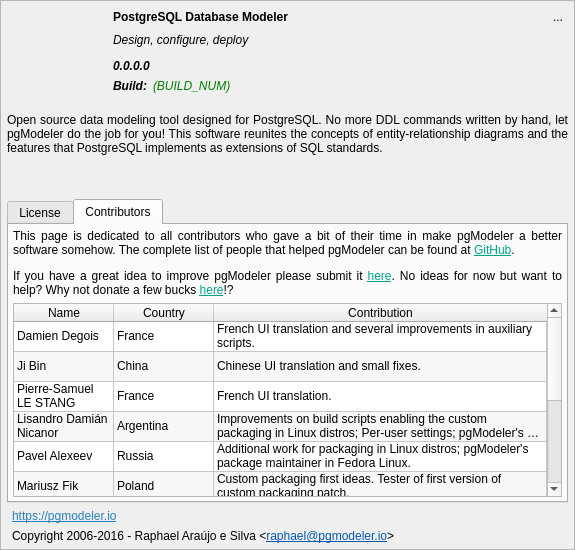
Qt form libpgmodeler_ui/ui/aboutwidget.ui (pgmodeler/pgmodeler) before a commit.
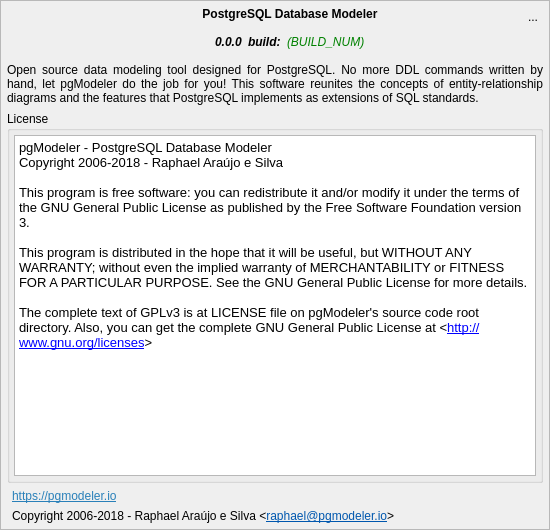
The same form after that commit. The open tabs and pages were chosen to show the change. Icons and pictures are not drawn.

Commit message:
Minor layout adjustment on AboutWidget
Minor layout adjustment on DonationWidget

The edit to the form file:
```diff
--- a/libpgmodeler_ui/ui/aboutwidget.ui
+++ b/libpgmodeler_ui/ui/aboutwidget.ui
@@ -9,8 +9,8 @@
    <rect>
     <x>0</x>
     <y>0</y>
-    <width>575</width>
-    <height>550</height>
+    <width>550</width>
+    <height>530</height>
    </rect>
   </property>
   <property name="sizePolicy">
@@ -21,14 +21,14 @@
   </property>
   <property name="minimumSize">
    <size>
-    <width>575</width>
-    <height>550</height>
+    <width>550</width>
+    <height>530</height>
    </size>
   </property>
   <property name="maximumSize">
    <size>
     <width>16777215</width>
-    <height>600</height>
+    <height>550</height>
    </size>
   </property>
   <property name="windowTitle">
@@ -68,7 +68,7 @@
      <property name="frameShadow">
       <enum>QFrame::Raised</enum>
      </property>
-     <layout class="QGridLayout" name="gridLayout_2">
+     <layout class="QGridLayout" name="gridLayout_4">
       <property name="leftMargin">
        <number>6</number>
       </property>
@@ -81,32 +81,7 @@
       <property name="bottomMargin">
        <number>6</number>
       </property>
-      <property name="spacing">
-       <number>6</number>
-      </property>
-      <item row="0" column="1">
-       <widget class="QLabel" name="title_lbl">
-        <property name="sizePolicy">
-         <sizepolicy hsizetype="Expanding" vsizetype="Fixed">
-          <horstretch>0</horstretch>
-          <verstretch>0</verstretch>
-         </sizepolicy>
-        </property>
-        <property name="font">
-         <font>
-          <weight>75</weight>
-          <bold>true</bold>
-         </font>
-        </property>
-        <property name="text">
-         <string>PostgreSQL Database Modeler</string>
-        </property>
-        <property name="textInteractionFlags">
-         <set>Qt::LinksAccessibleByMouse|Qt::TextSelectableByMouse</set>
-        </property>
-       </widget>
-      </item>
-      <item row="0" column="0" rowspan="5">
+      <item row="0" column="0" rowspan="2">
        <widget class="QLabel" name="label">
         <property name="sizePolicy">
          <sizepolicy hsizetype="Fixed" vsizetype="Fixed">
@@ -116,14 +91,14 @@
         </property>
         <property name="minimumSize">
          <size>
-          <width>100</width>
-          <height>100</height>
+          <width>50</width>
+          <height>50</height>
          </size>
         </property>
         <property name="maximumSize">
          <size>
-          <width>100</width>
-          <height>100</height>
+          <width>50</width>
+          <height>50</height>
          </size>
         </property>
         <property name="text">
@@ -137,190 +112,32 @@
         </property>
        </widget>
       </item>
-      <item row="5" column="0" colspan="3">
-       <widget class="QLabel" name="about_lbl">
-        <property name="sizePolicy">
-         <sizepolicy hsizetype="Expanding" vsizetype="Preferred">
-          <horstretch>0</horstretch>
-          <verstretch>0</verstretch>
-         </sizepolicy>
-        </property>
-        <property name="minimumSize">
-         <size>
-          <width>0</width>
-          <height>0</height>
-         </size>
-        </property>
-        <property name="font">
-         <font>
-          <italic>false</italic>
-         </font>
-        </property>
-        <property name="frameShape">
-         <enum>QFrame::NoFrame</enum>
-        </property>
-        <property name="text">
-         <string>Open source data modeling tool designed for PostgreSQL. No more DDL commands written by hand, let pgModeler do the job for you! This software reunites the concepts of entity-relationship diagrams and the features that PostgreSQL implements as extensions of SQL standards. </string>
-        </property>
-        <property name="textFormat">
-         <enum>Qt::PlainText</enum>
-        </property>
-        <property name="alignment">
-         <set>Qt::AlignJustify|Qt::AlignTop</set>
-        </property>
-        <property name="wordWrap">
-         <bool>true</bool>
-        </property>
-        <property name="margin">
-         <number>0</number>
-        </property>
-        <property name="textInteractionFlags">
-         <set>Qt::TextSelectableByMouse</set>
-        </property>
-       </widget>
-      </item>
-      <item row="1" column="1">
-       <widget class="QLabel" name="slogan_lbl">
-        <property name="sizePolicy">
-         <sizepolicy hsizetype="Expanding" vsizetype="Fixed">
-          <horstretch>0</horstretch>
-          <verstretch>0</verstretch>
-         </sizepolicy>
-        </property>
-        <property name="minimumSize">
-         <size>
-          <width>230</width>
-          <height>0</height>
-         </size>
-        </property>
-        <property name="maximumSize">
-         <size>
-          <width>16777215</width>
-          <height>16777215</height>
-         </size>
-        </property>
-        <property name="font">
-         <font>
-          <italic>true</italic>
-         </font>
-        </property>
-        <property name="text">
-         <string>Design, configure, deploy</string>
-        </property>
-       </widget>
-      </item>
-      <item row="8" column="0" colspan="3">
-       <layout class="QGridLayout" name="gridLayout">
-        <item row="0" column="0">
-         <widget class="QLabel" name="site_link_lbl">
-          <property name="sizePolicy">
-           <sizepolicy hsizetype="Preferred" vsizetype="Fixed">
-            <horstretch>0</horstretch>
-            <verstretch>0</verstretch>
-           </sizepolicy>
-          </property>
-          <property name="text">
-           <string>&lt;html&gt;&lt;head/&gt;&lt;body&gt;&lt;p&gt;&lt;a href=&quot;http://pgmodeler.com.br&quot;&gt;&lt;span style=&quot; text-decoration: underline; color:#2980b9;&quot;&gt;https://pgmodeler.io&lt;/span&gt;&lt;/a&gt;&lt;/p&gt;&lt;/body&gt;&lt;/html&gt;</string>
-          </property>
-          <property name="textFormat">
-           <enum>Qt::RichText</enum>
-          </property>
-          <property name="indent">
-           <number>5</number>
-          </property>
-          <property name="openExternalLinks">
-           <bool>true</bool>
-          </property>
-         </widget>
-        </item>
-        <item row="0" column="1" rowspan="2">
-         <widget class="QLabel" name="brazil_flag_lbl">
-          <property name="toolTip">
-           <string>pgModeler is proudly a brazilian software!</string>
-          </property>
-          <property name="styleSheet">
-           <string notr="true"/>
-          </property>
-          <property name="text">
-           <string/>
-          </property>
-          <property name="pixmap">
-           <pixmap resource="../res/resources.qrc">:/imagens/imagens/brazil_flag.png</pixmap>
-          </property>
-          <property name="alignment">
-           <set>Qt::AlignHCenter|Qt::AlignTop</set>
-          </property>
-         </widget>
-        </item>
+      <item row="0" column="1" rowspan="2">
+       <layout class="QGridLayout" name="gridLayout_2">
         <item row="1" column="0">
-         <widget class="QLabel" name="copyright_lbl">
-          <property name="sizePolicy">
-           <sizepolicy hsizetype="Expanding" vsizetype="Fixed">
-            <horstretch>0</horstretch>
-            <verstretch>0</verstretch>
-           </sizepolicy>
+         <spacer name="horizontalSpacer">
+          <property name="orientation">
+           <enum>Qt::Horizontal</enum>
           </property>
-          <property name="text">
-           <string>&lt;html&gt;&lt;head/&gt;&lt;body&gt;&lt;p&gt;Copyright 2006-2016 - Raphael Araújo e Silva &amp;lt;&lt;a href=&quot;mailto:raphael@pgmodeler.com.br&quot;&gt;&lt;span style=&quot; text-decoration: underline; color:#0057ae;&quot;&gt;raphael@pgmodeler.io&lt;/span&gt;&lt;/a&gt;&amp;gt;&lt;/p&gt;&lt;/body&gt;&lt;/html&gt;</string>
+          <property name="sizeHint" stdset="0">
+           <size>
+            <width>40</width>
+            <height>20</height>
+           </size>
           </property>
-          <property name="textFormat">
-           <enum>Qt::AutoText</enum>
-          </property>
-          <property name="indent">
-           <number>5</number>
-          </property>
-          <property name="openExternalLinks">
-           <bool>true</bool>
-          </property>
-         </widget>
+         </spacer>
         </item>
-       </layout>
-      </item>
-      <item row="0" column="2">
-       <widget class="QToolButton" name="hide_tb">
-        <property name="minimumSize">
-         <size>
-          <width>20</width>
-          <height>20</height>
-         </size>
-        </property>
-        <property name="maximumSize">
-         <size>
-          <width>20</width>
-          <height>20</height>
-         </size>
-        </property>
-        <property name="toolTip">
-         <string>Hide this widget</string>
-        </property>
-        <property name="text">
-         <string>...</string>
-        </property>
-        <property name="icon">
-         <iconset resource="../res/resources.qrc">
-          <normaloff>:/icones/icones/fechar1.png</normaloff>:/icones/icones/fechar1.png</iconset>
-        </property>
-        <property name="autoRaise">
-         <bool>true</bool>
-        </property>
-       </widget>
-      </item>
-      <item row="2" column="1" colspan="2">
-       <layout class="QHBoxLayout" name="horizontalLayout_5">
-        <property name="topMargin">
-         <number>6</number>
-        </property>
-        <item>
+        <item row="1" column="1">
          <widget class="QLabel" name="pgmodeler_ver_lbl">
           <property name="sizePolicy">
-           <sizepolicy hsizetype="Expanding" vsizetype="Preferred">
+           <sizepolicy hsizetype="Fixed" vsizetype="Preferred">
             <horstretch>0</horstretch>
             <verstretch>0</verstretch>
            </sizepolicy>
           </property>
           <property name="minimumSize">
            <size>
-            <width>60</width>
+            <width>0</width>
             <height>0</height>
            </size>
           </property>
@@ -337,19 +154,15 @@
             <bold>true</bold>
            </font>
           </property>
+          <property name="styleSheet">
+           <string notr="true"/>
+          </property>
           <property name="text">
-           <string>0.0.0.0</string>
+           <string>0.0.0</string>
           </property>
          </widget>
         </item>
-       </layout>
-      </item>
-      <item row="3" column="1" colspan="2">
-       <layout class="QHBoxLayout" name="horizontalLayout_2">
-        <property name="bottomMargin">
-         <number>6</number>
-        </property>
-        <item>
+        <item row="1" column="2">
          <widget class="QLabel" name="build_lbl">
           <property name="sizePolicy">
            <sizepolicy hsizetype="Fixed" vsizetype="Preferred">
@@ -368,20 +181,17 @@
            <enum>Qt::LeftToRight</enum>
           </property>
           <property name="text">
-           <string>Build:</string>
-          </property>
-          <property name="alignment">
-           <set>Qt::AlignRight|Qt::AlignTrailing|Qt::AlignVCenter</set>
+           <string>build:</string>
           </property>
           <property name="indent">
            <number>-1</number>
           </property>
          </widget>
         </item>
-        <item>
+        <item row="1" column="3">
          <widget class="QLabel" name="build_num_lbl">
           <property name="sizePolicy">
-           <sizepolicy hsizetype="Expanding" vsizetype="Preferred">
+           <sizepolicy hsizetype="Preferred" vsizetype="Preferred">
             <horstretch>0</horstretch>
             <verstretch>0</verstretch>
            </sizepolicy>
@@ -436,482 +246,258 @@
           <property name="indent">
            <number>-1</number>
           </property>
+          <property name="textInteractionFlags">
+           <set>Qt::LinksAccessibleByMouse|Qt::TextSelectableByMouse</set>
+          </property>
+         </widget>
+        </item>
+        <item row="1" column="4">
+         <spacer name="horizontalSpacer_2">
+          <property name="orientation">
+           <enum>Qt::Horizontal</enum>
+          </property>
+          <property name="sizeHint" stdset="0">
+           <size>
+            <width>40</width>
+            <height>20</height>
+           </size>
+          </property>
+         </spacer>
+        </item>
+        <item row="0" column="0" colspan="5">
+         <widget class="QLabel" name="title_lbl">
+          <property name="sizePolicy">
+           <sizepolicy hsizetype="Expanding" vsizetype="Fixed">
+            <horstretch>0</horstretch>
+            <verstretch>0</verstretch>
+           </sizepolicy>
+          </property>
+          <property name="font">
+           <font>
+            <weight>75</weight>
+            <bold>true</bold>
+           </font>
+          </property>
+          <property name="text">
+           <string>PostgreSQL Database Modeler</string>
+          </property>
+          <property name="alignment">
+           <set>Qt::AlignCenter</set>
+          </property>
+          <property name="textInteractionFlags">
+           <set>Qt::LinksAccessibleByMouse|Qt::TextSelectableByMouse</set>
+          </property>
          </widget>
         </item>
        </layout>
       </item>
-      <item row="7" column="0" colspan="3">
-       <widget class="QTabWidget" name="license_tbw">
-        <property name="sizePolicy">
-         <sizepolicy hsizetype="Expanding" vsizetype="Preferred">
-          <horstretch>0</horstretch>
-          <verstretch>0</verstretch>
-         </sizepolicy>
-        </property>
+      <item row="0" column="2">
+       <widget class="QToolButton" name="hide_tb">
         <property name="minimumSize">
          <size>
-          <width>0</width>
-          <height>0</height>
+          <width>20</width>
+          <height>20</height>
          </size>
         </property>
-        <property name="currentIndex">
-         <number>0</number>
+        <property name="maximumSize">
+         <size>
+          <width>20</width>
+          <height>20</height>
+         </size>
         </property>
-        <widget class="QWidget" name="license_pg">
-         <attribute name="title">
-          <string>License</string>
-         </attribute>
-         <layout class="QVBoxLayout" name="verticalLayout_2">
-          <property name="leftMargin">
-           <number>4</number>
-          </property>
-          <property name="topMargin">
-           <number>4</number>
-          </property>
-          <property name="rightMargin">
-           <number>4</number>
-          </property>
-          <property name="bottomMargin">
-           <number>4</number>
-          </property>
-          <item>
-           <widget class="QTextEdit" name="changelog_txt">
-            <property name="font">
-             <font>
-              <family>Droid Sans Tamil</family>
-             </font>
-            </property>
-            <property name="frameShadow">
-             <enum>QFrame::Sunken</enum>
-            </property>
-            <property name="sizeAdjustPolicy">
-             <enum>QAbstractScrollArea::AdjustToContents</enum>
-            </property>
-            <property name="undoRedoEnabled">
-             <bool>false</bool>
-            </property>
-            <property name="lineWrapMode">
-             <enum>QTextEdit::WidgetWidth</enum>
-            </property>
-            <property name="readOnly">
-             <bool>true</bool>
-            </property>
-            <property name="html">
-             <string notr="true">&lt;!DOCTYPE HTML PUBLIC &quot;-//W3C//DTD HTML 4.0//EN&quot; &quot;http://www.w3.org/TR/REC-html40/strict.dtd&quot;&gt;
-&lt;html&gt;&lt;head&gt;&lt;meta name=&quot;qrichtext&quot; content=&quot;1&quot; /&gt;&lt;style type=&quot;text/css&quot;&gt;
-p, li { white-space: pre-wrap; }
-&lt;/style&gt;&lt;/head&gt;&lt;body style=&quot; font-family:'Droid Sans Tamil'; font-size:10pt; font-weight:400; font-style:normal;&quot;&gt;
-&lt;p style=&quot; margin-top:12px; margin-bottom:12px; margin-left:0px; margin-right:0px; -qt-block-indent:0; text-indent:0px;&quot;&gt;&lt;span style=&quot; font-family:'Courier';&quot;&gt;pgModeler - PostgreSQL Database Modeler&lt;br /&gt;Copyright 2006-2016 - Raphael Araújo e Silva&lt;br /&gt;&lt;br /&gt;This program is free software: you can redistribute it and/or modify it under the terms of the GNU General Public License as published by the Free Software Foundation version 3.&lt;br /&gt;&lt;br /&gt;This program is distributed in the hope that it will be useful, but WITHOUT ANY WARRANTY; without even the implied warranty of MERCHANTABILITY or FITNESS FOR A PARTICULAR PURPOSE. See the GNU General Public License for more details.&lt;br /&gt;&lt;br /&gt;The complete text of GPLv3 is at LICENSE file on pgModeler's source code root directory. Also, you can get the complete GNU General Public License at &amp;lt;&lt;/span&gt;&lt;a href=&quot;http://www.gnu.org/licenses&quot;&gt;&lt;span style=&quot; font-family:'Courier'; text-decoration: underline; color:#0000ff;&quot;&gt;http://www.gnu.org/licenses&lt;/span&gt;&lt;/a&gt;&lt;span style=&quot; font-family:'Courier';&quot;&gt;&amp;gt;&lt;/span&gt;&lt;/p&gt;&lt;/body&gt;&lt;/html&gt;</string>
-            </property>
-            <property name="acceptRichText">
-             <bool>false</bool>
-            </property>
-            <property name="textInteractionFlags">
-             <set>Qt::LinksAccessibleByMouse|Qt::TextSelectableByKeyboard|Qt::TextSelectableByMouse</set>
-            </property>
-           </widget>
-          </item>
-         </layout>
-        </widget>
-        <widget class="QWidget" name="contributors_pg">
-         <attribute name="title">
-          <string>Contributors</string>
-         </attribute>
-         <layout class="QGridLayout" name="gridLayout_4">
-          <property name="leftMargin">
-           <number>4</number>
-          </property>
-          <property name="topMargin">
-           <number>4</number>
-          </property>
-          <property name="rightMargin">
-           <number>4</number>
-          </property>
-          <property name="bottomMargin">
-           <number>4</number>
-          </property>
-          <item row="0" column="0">
-           <widget class="QLabel" name="label_21">
-            <property name="sizePolicy">
-             <sizepolicy hsizetype="Expanding" vsizetype="Preferred">
-              <horstretch>0</horstretch>
-              <verstretch>0</verstretch>
-             </sizepolicy>
-            </property>
-            <property name="minimumSize">
-             <size>
-              <width>0</width>
-              <height>0</height>
-             </size>
-            </property>
-            <property name="font">
-             <font>
-              <italic>false</italic>
-             </font>
-            </property>
-            <property name="frameShape">
-             <enum>QFrame::NoFrame</enum>
-            </property>
-            <property name="text">
-             <string>&lt;html&gt;&lt;head/&gt;&lt;body&gt;&lt;p&gt;This page is dedicated to all contributors who gave a bit of their time in make pgModeler a better software somehow. The complete list of people that helped pgModeler can be found at &lt;a href=&quot;https://github.com/pgmodeler/pgmodeler/graphs/contributors&quot;&gt;&lt;span style=&quot; text-decoration: underline; color:#00a489;&quot;&gt;GitHub&lt;/span&gt;&lt;/a&gt;.&lt;/p&gt;&lt;p&gt;If you have a great idea to improve pgModeler please submit it &lt;a href=&quot;http://github.com/pgmodeler/pgmodeler/issues&quot;&gt;&lt;span style=&quot; text-decoration: underline; color:#00a489;&quot;&gt;here&lt;/span&gt;&lt;/a&gt;. No ideas for now but want to help? Why not donate a few bucks &lt;a href=&quot;http://pgmodeler.com.br/#donate&quot;&gt;&lt;span style=&quot; text-decoration: underline; color:#00a489;&quot;&gt;here&lt;/span&gt;&lt;/a&gt;!?&lt;/p&gt;&lt;/body&gt;&lt;/html&gt;</string>
-            </property>
-            <property name="textFormat">
-             <enum>Qt::RichText</enum>
-            </property>
-            <property name="alignment">
-             <set>Qt::AlignJustify|Qt::AlignTop</set>
-            </property>
-            <property name="wordWrap">
-             <bool>true</bool>
-            </property>
-            <property name="margin">
-             <number>0</number>
-            </property>
-            <property name="openExternalLinks">
-             <bool>true</bool>
-            </property>
-            <property name="textInteractionFlags">
-             <set>Qt::LinksAccessibleByMouse|Qt::TextSelectableByMouse</set>
-            </property>
-           </widget>
-          </item>
-          <item row="1" column="0">
-           <widget class="QTableWidget" name="contributors_tab">
-            <property name="sizePolicy">
-             <sizepolicy hsizetype="Expanding" vsizetype="Expanding">
-              <horstretch>0</horstretch>
-              <verstretch>0</verstretch>
-             </sizepolicy>
-            </property>
-            <property name="verticalScrollBarPolicy">
-             <enum>Qt::ScrollBarAsNeeded</enum>
-            </property>
-            <property name="horizontalScrollBarPolicy">
-             <enum>Qt::ScrollBarAsNeeded</enum>
-            </property>
-            <property name="editTriggers">
-             <set>QAbstractItemView::NoEditTriggers</set>
-            </property>
-            <property name="tabKeyNavigation">
-             <bool>false</bool>
-            </property>
-            <property name="alternatingRowColors">
-             <bool>true</bool>
-            </property>
-            <property name="selectionMode">
-             <enum>QAbstractItemView::SingleSelection</enum>
-            </property>
-            <property name="selectionBehavior">
-             <enum>QAbstractItemView::SelectItems</enum>
-            </property>
-            <property name="horizontalScrollMode">
-             <enum>QAbstractItemView::ScrollPerItem</enum>
-            </property>
-            <property name="showGrid">
-             <bool>true</bool>
-            </property>
-            <property name="sortingEnabled">
-             <bool>false</bool>
-            </property>
-            <property name="wordWrap">
-             <bool>true</bool>
-            </property>
-            <property name="cornerButtonEnabled">
-             <bool>true</bool>
-            </property>
-            <attribute name="horizontalHeaderCascadingSectionResizes">
-             <bool>false</bool>
-            </attribute>
-            <attribute name="horizontalHeaderStretchLastSection">
-             <bool>true</bool>
-            </attribute>
-            <attribute name="verticalHeaderVisible">
-             <bool>false</bool>
-            </attribute>
-            <attribute name="verticalHeaderCascadingSectionResizes">
-             <bool>false</bool>
-            </attribute>
-            <attribute name="verticalHeaderStretchLastSection">
-             <bool>false</bool>
-            </attribute>
-            <row>
-             <property name="text">
-              <string>1</string>
-             </property>
-            </row>
-            <row>
-             <property name="text">
-              <string>2</string>
-             </property>
-            </row>
-            <row>
-             <property name="text">
-              <string>3</string>
-             </property>
-            </row>
-            <row>
-             <property name="text">
-              <string>4</string>
-             </property>
-            </row>
-            <row>
-             <property name="text">
-              <string>5</string>
-             </property>
-            </row>
-            <row>
-             <property name="text">
-              <string>6</string>
-             </property>
-            </row>
-            <row>
-             <property name="text">
-              <string>7</string>
-             </property>
-            </row>
-            <row>
-             <property name="text">
-              <string>8</string>
-             </property>
-            </row>
-            <row>
-             <property name="text">
-              <string>9</string>
-             </property>
-            </row>
-            <row>
-             <property name="text">
-              <string>10</string>
-             </property>
-            </row>
-            <column>
-             <property name="text">
-              <string>Name</string>
-             </property>
-            </column>
-            <column>
-             <property name="text">
-              <string>Country</string>
-             </property>
-            </column>
-            <column>
-             <property name="text">
-              <string>Contribution</string>
-             </property>
-            </column>
-            <item row="0" column="0">
-             <property name="text">
-              <string>Damien Degois</string>
-             </property>
-            </item>
-            <item row="0" column="1">
-             <property name="text">
-              <string>France</string>
-             </property>
-             <property name="icon">
-              <iconset resource="../res/resources.qrc">
-               <normaloff>:/icones/icones/flag_france.png</normaloff>:/icones/icones/flag_france.png</iconset>
-             </property>
-            </item>
-            <item row="0" column="2">
-             <property name="text">
-              <string>French UI translation and several improvements in auxiliary scripts.</string>
-             </property>
-            </item>
-            <item row="1" column="0">
-             <property name="text">
-              <string>Ji Bin</string>
-             </property>
-            </item>
-            <item row="1" column="1">
-             <property name="text">
-              <string>China</string>
-             </property>
-             <property name="icon">
-              <iconset resource="../res/resources.qrc">
-               <normaloff>:/icones/icones/flag_china.png</normaloff>:/icones/icones/flag_china.png</iconset>
-             </property>
-            </item>
-            <item row="1" column="2">
-             <property name="text">
-              <string>Chinese UI translation and small fixes.</string>
-             </property>
-            </item>
-            <item row="2" column="0">
-             <property name="text">
-              <string>Pierre-Samuel LE STANG</string>
-             </property>
-            </item>
-            <item row="2" column="1">
-             <property name="text">
-              <string>France</string>
-             </property>
-             <property name="icon">
-              <iconset resource="../res/resources.qrc">
-               <normaloff>:/icones/icones/flag_france.png</normaloff>:/icones/icones/flag_france.png</iconset>
-             </property>
-            </item>
-            <item row="2" column="2">
-             <property name="text">
-              <string>French UI translation.</string>
-             </property>
-            </item>
-            <item row="3" column="0">
-             <property name="text">
-              <string>Lisandro Damián Nicanor</string>
-             </property>
-            </item>
-            <item row="3" column="1">
-             <property name="text">
-              <string>Argentina</string>
-             </property>
-             <property name="icon">
-              <iconset resource="../res/resources.qrc">
-               <normaloff>:/icones/icones/flag_argentina.png</normaloff>:/icones/icones/flag_argentina.png</iconset>
-             </property>
-            </item>
-            <item row="3" column="2">
-             <property name="text">
-              <string>Improvements on build scripts enabling the custom packaging in Linux distros; Per-user settings; pgModeler's package maintainer in Debian Linux.</string>
-             </property>
-            </item>
-            <item row="4" column="0">
-             <property name="text">
-              <string>Pavel Alexeev</string>
-             </property>
-            </item>
-            <item row="4" column="1">
-             <property name="text">
-              <string>Russia</string>
-             </property>
-             <property name="icon">
-              <iconset resource="../res/resources.qrc">
-               <normaloff>:/icones/icones/flag_russia.png</normaloff>:/icones/icones/flag_russia.png</iconset>
-             </property>
-            </item>
-            <item row="4" column="2">
-             <property name="text">
-              <string>Additional work for packaging in Linux distros; pgModeler's package maintainer in Fedora Linux.</string>
-             </property>
-            </item>
-            <item row="5" column="0">
-             <property name="text">
-              <string>Mariusz Fik</string>
-             </property>
-            </item>
-            <item row="5" column="1">
-             <property name="text">
-              <string>Poland</string>
-             </property>
-             <property name="icon">
-              <iconset resource="../res/resources.qrc">
-               <normaloff>:/icones/icones/flag_poland.png</normaloff>:/icones/icones/flag_poland.png</iconset>
-             </property>
-            </item>
-            <item row="5" column="2">
-             <property name="text">
-              <string>Custom packaging first ideas. Tester of first version of custom packaging patch.</string>
-             </property>
-            </item>
-            <item row="6" column="0">
-             <property name="text">
-              <string>Jonathan DUPRE</string>
-             </property>
-            </item>
-            <item row="6" column="1">
-             <property name="text">
-              <string>France</string>
-             </property>
-             <property name="icon">
-              <iconset resource="../res/resources.qrc">
-               <normaloff>:/icones/icones/flag_france.png</normaloff>:/icones/icones/flag_france.png</iconset>
-             </property>
-            </item>
-            <item row="6" column="2">
-             <property name="text">
-              <string>French UI translation.</string>
-             </property>
-            </item>
-            <item row="7" column="0">
-             <property name="text">
-              <string>Gilberto Castillo</string>
-             </property>
-            </item>
-            <item row="7" column="1">
-             <property name="text">
-              <string>Cuba</string>
-             </property>
-             <property name="icon">
-              <iconset resource="../res/resources.qrc">
-               <normaloff>:/icones/icones/flag_cuba.png</normaloff>:/icones/icones/flag_cuba.png</iconset>
-             </property>
-            </item>
-            <item row="7" column="2">
-             <property name="text">
-              <string>Spanish UI translation.</string>
-             </property>
-            </item>
-            <item row="8" column="0">
-             <property name="text">
-              <string>
-Danúbio Viana Nogueira</string>
-             </property>
-            </item>
-            <item row="8" column="1">
-             <property name="text">
-              <string>Brazil</string>
-             </property>
-             <property name="icon">
-              <iconset resource="../res/resources.qrc">
-               <normaloff>:/imagens/imagens/brazil_flag.png</normaloff>:/imagens/imagens/brazil_flag.png</iconset>
-             </property>
-            </item>
-            <item row="8" column="2">
-             <property name="text">
-              <string>Brazilian Portuguese UI translation.</string>
-             </property>
-            </item>
-            <item row="9" column="0">
-             <property name="text">
-              <string>Alfredo Marcillo</string>
-             </property>
-            </item>
-            <item row="9" column="1">
-             <property name="text">
-              <string>Ecuador</string>
-             </property>
-             <property name="icon">
-              <iconset resource="../res/resources.qrc">
-               <normaloff>:/icones/icones/flag_ecuador.png</normaloff>:/icones/icones/flag_ecuador.png</iconset>
-             </property>
-            </item>
-            <item row="9" column="2">
-             <property name="text">
-              <string>Spanish UI translation review.</string>
-             </property>
-            </item>
-           </widget>
-          </item>
-         </layout>
-        </widget>
+        <property name="toolTip">
+         <string>Hide this widget</string>
+        </property>
+        <property name="text">
+         <string>...</string>
+        </property>
+        <property name="icon">
+         <iconset resource="../res/resources.qrc">
+          <normaloff>:/icones/icones/fechar1.png</normaloff>:/icones/icones/fechar1.png</iconset>
+        </property>
+        <property name="autoRaise">
+         <bool>true</bool>
+        </property>
        </widget>
       </item>
-      <item row="6" column="0" colspan="3">
+      <item row="1" column="2">
        <spacer name="verticalSpacer">
         <property name="orientation">
          <enum>Qt::Vertical</enum>
         </property>
         <property name="sizeType">
-         <enum>QSizePolicy::Expanding</enum>
+         <enum>QSizePolicy::Fixed</enum>
         </property>
         <property name="sizeHint" stdset="0">
          <size>
           <width>20</width>
-          <height>10</height>
+          <height>20</height>
          </size>
         </property>
        </spacer>
       </item>
+      <item row="2" column="0" colspan="3">
+       <widget class="QLabel" name="about_lbl">
+        <property name="sizePolicy">
+         <sizepolicy hsizetype="Expanding" vsizetype="Preferred">
+          <horstretch>0</horstretch>
+          <verstretch>0</verstretch>
+         </sizepolicy>
+        </property>
+        <property name="minimumSize">
+         <size>
+          <width>0</width>
+          <height>0</height>
+         </size>
+        </property>
+        <property name="font">
+         <font>
+          <italic>false</italic>
+         </font>
+        </property>
+        <property name="frameShape">
+         <enum>QFrame::NoFrame</enum>
+        </property>
+        <property name="text">
+         <string>Open source data modeling tool designed for PostgreSQL. No more DDL commands written by hand, let pgModeler do the job for you! This software reunites the concepts of entity-relationship diagrams and the features that PostgreSQL implements as extensions of SQL standards. </string>
+        </property>
+        <property name="textFormat">
+         <enum>Qt::PlainText</enum>
+        </property>
+        <property name="alignment">
+         <set>Qt::AlignJustify|Qt::AlignTop</set>
+        </property>
+        <property name="wordWrap">
+         <bool>true</bool>
+        </property>
+        <property name="margin">
+         <number>0</number>
+        </property>
+        <property name="textInteractionFlags">
+         <set>Qt::TextSelectableByMouse</set>
+        </property>
+       </widget>
+      </item>
+      <item row="3" column="0" colspan="3">
+       <widget class="QGroupBox" name="groupBox">
+        <property name="title">
+         <string>License</string>
+        </property>
+        <layout class="QVBoxLayout" name="verticalLayout">
+         <property name="leftMargin">
+          <number>4</number>
+         </property>
+         <property name="topMargin">
+          <number>4</number>
+         </property>
+         <property name="rightMargin">
+          <number>4</number>
+         </property>
+         <property name="bottomMargin">
+          <number>4</number>
+         </property>
+         <item>
+          <widget class="QTextEdit" name="changelog_txt">
+           <property name="frameShadow">
+            <enum>QFrame::Sunken</enum>
+           </property>
+           <property name="sizeAdjustPolicy">
+            <enum>QAbstractScrollArea::AdjustToContents</enum>
+           </property>
+           <property name="undoRedoEnabled">
+            <bool>false</bool>
+           </property>
+           <property name="lineWrapMode">
+            <enum>QTextEdit::WidgetWidth</enum>
+           </property>
+           <property name="readOnly">
+            <bool>true</bool>
+           </property>
+           <property name="html">
+            <string notr="true">&lt;!DOCTYPE HTML PUBLIC &quot;-//W3C//DTD HTML 4.0//EN&quot; &quot;http://www.w3.org/TR/REC-html40/strict.dtd&quot;&gt;
+&lt;html&gt;&lt;head&gt;&lt;meta name=&quot;qrichtext&quot; content=&quot;1&quot; /&gt;&lt;style type=&quot;text/css&quot;&gt;
+p, li { white-space: pre-wrap; }
+&lt;/style&gt;&lt;/head&gt;&lt;body style=&quot; font-family:'Noto Sans'; font-size:10pt; font-weight:400; font-style:normal;&quot;&gt;
+&lt;p style=&quot; margin-top:12px; margin-bottom:12px; margin-left:0px; margin-right:0px; -qt-block-indent:0; text-indent:0px;&quot;&gt;&lt;span style=&quot; font-family:'Courier';&quot;&gt;pgModeler - PostgreSQL Database Modeler&lt;br /&gt;Copyright 2006-2018 - Raphael Araújo e Silva&lt;br /&gt;&lt;br /&gt;This program is free software: you can redistribute it and/or modify it under the terms of the GNU General Public License as published by the Free Software Foundation version 3.&lt;br /&gt;&lt;br /&gt;This program is distributed in the hope that it will be useful, but WITHOUT ANY WARRANTY; without even the implied warranty of MERCHANTABILITY or FITNESS FOR A PARTICULAR PURPOSE. See the GNU General Public License for more details.&lt;br /&gt;&lt;br /&gt;The complete text of GPLv3 is at LICENSE file on pgModeler's source code root directory. Also, you can get the complete GNU General Public License at &amp;lt;&lt;/span&gt;&lt;a href=&quot;http://www.gnu.org/licenses&quot;&gt;&lt;span style=&quot; font-family:'Courier'; text-decoration: underline; color:#0000ff;&quot;&gt;http://www.gnu.org/licenses&lt;/span&gt;&lt;/a&gt;&lt;span style=&quot; font-family:'Courier';&quot;&gt;&amp;gt;&lt;/span&gt;&lt;/p&gt;&lt;/body&gt;&lt;/html&gt;</string>
+           </property>
+           <property name="acceptRichText">
+            <bool>false</bool>
+           </property>
+           <property name="textInteractionFlags">
+            <set>Qt::LinksAccessibleByMouse|Qt::TextSelectableByKeyboard|Qt::TextSelectableByMouse</set>
+           </property>
+          </widget>
+         </item>
+        </layout>
+       </widget>
+      </item>
+      <item row="4" column="0" colspan="3">
+       <layout class="QGridLayout" name="gridLayout">
+        <item row="0" column="0">
+         <widget class="QLabel" name="site_link_lbl">
+          <property name="sizePolicy">
+           <sizepolicy hsizetype="Preferred" vsizetype="Fixed">
+            <horstretch>0</horstretch>
+            <verstretch>0</verstretch>
+           </sizepolicy>
+          </property>
+          <property name="text">
+           <string>&lt;html&gt;&lt;head/&gt;&lt;body&gt;&lt;p&gt;&lt;a href=&quot;http://pgmodeler.com.br&quot;&gt;&lt;span style=&quot; text-decoration: underline; color:#2980b9;&quot;&gt;https://pgmodeler.io&lt;/span&gt;&lt;/a&gt;&lt;/p&gt;&lt;/body&gt;&lt;/html&gt;</string>
+          </property>
+          <property name="textFormat">
+           <enum>Qt::RichText</enum>
+          </property>
+          <property name="indent">
+           <number>5</number>
+          </property>
+          <property name="openExternalLinks">
+           <bool>true</bool>
+          </property>
+         </widget>
+        </item>
+        <item row="0" column="1" rowspan="2">
+         <widget class="QLabel" name="brazil_flag_lbl">
+          <property name="toolTip">
+           <string>pgModeler is proudly a brazilian software!</string>
+          </property>
+          <property name="styleSheet">
+           <string notr="true"/>
+          </property>
+          <property name="text">
+           <string/>
+          </property>
+          <property name="pixmap">
+           <pixmap resource="../res/resources.qrc">:/imagens/imagens/brazil_flag.png</pixmap>
+          </property>
+          <property name="alignment">
+           <set>Qt::AlignHCenter|Qt::AlignTop</set>
+          </property>
+         </widget>
+        </item>
+        <item row="1" column="0">
+         <widget class="QLabel" name="copyright_lbl">
+          <property name="sizePolicy">
+           <sizepolicy hsizetype="Expanding" vsizetype="Fixed">
+            <horstretch>0</horstretch>
+            <verstretch>0</verstretch>
+           </sizepolicy>
+          </property>
+          <property name="text">
+           <string>&lt;html&gt;&lt;head/&gt;&lt;body&gt;&lt;p&gt;Copyright 2006-2018 - Raphael Araújo e Silva &amp;lt;&lt;a href=&quot;mailto:raphael@pgmodeler.com.br&quot;&gt;&lt;span style=&quot; text-decoration: underline; color:#0057ae;&quot;&gt;raphael@pgmodeler.io&lt;/span&gt;&lt;/a&gt;&amp;gt;&lt;/p&gt;&lt;/body&gt;&lt;/html&gt;</string>
+          </property>
+          <property name="textFormat">
+           <enum>Qt::AutoText</enum>
+          </property>
+          <property name="indent">
+           <number>5</number>
+          </property>
+          <property name="openExternalLinks">
+           <bool>true</bool>
+          </property>
+         </widget>
+        </item>
+       </layout>
+      </item>
      </layout>
     </widget>
    </item>
```
The commit also changes 10 other files.
